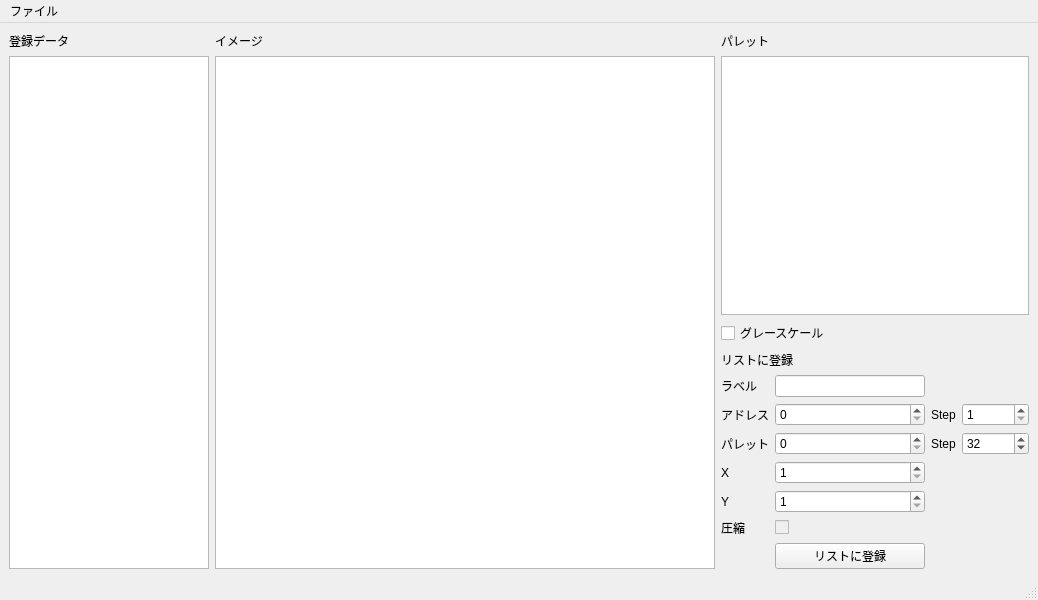
Before: the Qt Designer form MapModder/MapModder.ui in idealexe/EXE6_Tools, drawn with Qt 5.
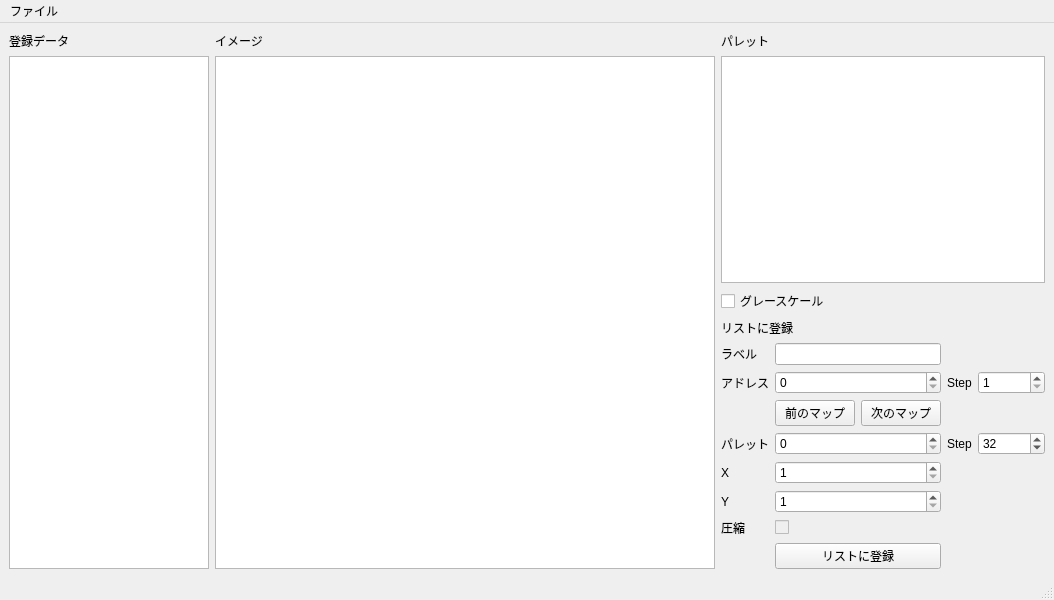
After: the same form once the commit is applied.

Patch:
```diff
--- a/MapModder/MapModder.ui
+++ b/MapModder/MapModder.ui
@@ -138,7 +138,7 @@
             </property>
            </widget>
           </item>
-          <item row="2" column="2">
+          <item row="5" column="2">
            <widget class="QLabel" name="label_3">
             <property name="text">
              <string>Step</string>
@@ -160,12 +160,6 @@
               <height>0</height>
              </size>
             </property>
-            <property name="maximumSize">
-             <size>
-              <width>150</width>
-              <height>16777215</height>
-             </size>
-            </property>
            </widget>
           </item>
           <item row="1" column="1">
@@ -175,14 +169,14 @@
             </property>
            </widget>
           </item>
-          <item row="5" column="0">
+          <item row="8" column="0">
            <widget class="QLabel" name="label_8">
             <property name="text">
              <string>圧縮</string>
             </property>
            </widget>
           </item>
-          <item row="2" column="1">
+          <item row="5" column="1">
            <widget class="QSpinBox" name="palAddrBox">
             <property name="maximum">
              <number>100000000</number>
@@ -192,40 +186,28 @@
             </property>
            </widget>
           </item>
-          <item row="4" column="1">
+          <item row="7" column="1">
            <widget class="QSpinBox" name="yTileBox">
-            <property name="maximumSize">
-             <size>
-              <width>150</width>
-              <height>16777215</height>
-             </size>
-            </property>
             <property name="minimum">
              <number>1</number>
             </property>
            </widget>
           </item>
-          <item row="4" column="0">
+          <item row="7" column="0">
            <widget class="QLabel" name="label_2">
             <property name="text">
              <string>Y</string>
             </property>
            </widget>
           </item>
-          <item row="3" column="1">
+          <item row="6" column="1">
            <widget class="QSpinBox" name="xTileBox">
-            <property name="maximumSize">
-             <size>
-              <width>150</width>
-              <height>16777215</height>
-             </size>
-            </property>
             <property name="minimum">
              <number>1</number>
             </property>
            </widget>
           </item>
-          <item row="5" column="1">
+          <item row="8" column="1">
            <widget class="QCheckBox" name="compCheckBox">
             <property name="enabled">
              <bool>false</bool>
@@ -242,14 +224,14 @@
             </property>
            </widget>
           </item>
-          <item row="2" column="0">
+          <item row="5" column="0">
            <widget class="QLabel" name="label_7">
             <property name="text">
              <string>パレット</string>
             </property>
            </widget>
           </item>
-          <item row="6" column="1">
+          <item row="9" column="1">
            <widget class="QPushButton" name="regButton">
             <property name="minimumSize">
              <size>
@@ -257,24 +239,31 @@
               <height>0</height>
              </size>
             </property>
-            <property name="maximumSize">
-             <size>
-              <width>150</width>
-              <height>16777215</height>
-             </size>
-            </property>
             <property name="text">
              <string>リストに登録</string>
             </property>
            </widget>
           </item>
-          <item row="3" column="0">
+          <item row="6" column="0">
            <widget class="QLabel" name="label">
             <property name="text">
              <string>X</string>
             </property>
            </widget>
           </item>
+          <item row="5" column="3">
+           <widget class="QSpinBox" name="palAddrStep">
+            <property name="minimum">
+             <number>1</number>
+            </property>
+            <property name="maximum">
+             <number>100000</number>
+            </property>
+            <property name="value">
+             <number>32</number>
+            </property>
+           </widget>
+          </item>
           <item row="1" column="3">
            <widget class="QSpinBox" name="addrStep">
             <property name="minimum">
@@ -285,18 +274,35 @@
             </property>
            </widget>
           </item>
-          <item row="2" column="3">
-           <widget class="QSpinBox" name="palAddrstep">
-            <property name="minimum">
-             <number>1</number>
-            </property>
-            <property name="maximum">
-             <number>100000</number>
-            </property>
-            <property name="value">
-             <number>32</number>
-            </property>
-           </widget>
+          <item row="3" column="1">
+           <layout class="QHBoxLayout" name="horizontalLayout">
+            <item>
+             <widget class="QPushButton" name="prevButton">
+              <property name="toolTip">
+               <string>アドレスを現在のマップと同じサイズだけ減算し，パレットはStepの値を減算します</string>
+              </property>
+              <property name="statusTip">
+               <string>アドレスを現在のマップと同じサイズだけ減算し，パレットはStepの値を減算します</string>
+              </property>
+              <property name="text">
+               <string>前のマップ</string>
+              </property>
+             </widget>
+            </item>
+            <item>
+             <widget class="QPushButton" name="nextButton">
+              <property name="toolTip">
+               <string>アドレスを現在のマップと同じサイズだけ加算し，パレットはStepの値を加算します</string>
+              </property>
+              <property name="statusTip">
+               <string>アドレスを現在のマップと同じサイズだけ加算し，パレットはStepの値を加算します</string>
+              </property>
+              <property name="text">
+               <string>次のマップ</string>
+              </property>
+             </widget>
+            </item>
+           </layout>
           </item>
          </layout>
         </item>
```
Left out of the diff: 42 changed lines with no effect on the pictures.
